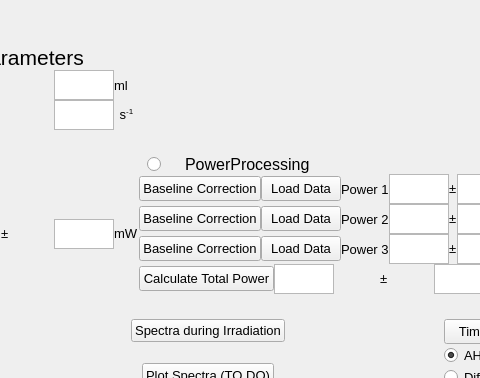
First picture: the form in qt.ui, repository CrespiLab/autoQY, before the edit; both pictures show x 911 to 1391 and y 0 to 378 of the 1500 by 772 pixel window.
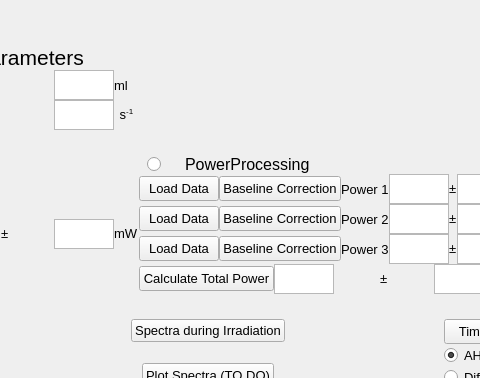
Second picture: the form after the edit.

Commit message: Fixed Power buttons activation and plot titles

```diff
--- a/qt.ui
+++ b/qt.ui
@@ -1115,24 +1115,6 @@
         <layout class="QVBoxLayout" name="verticalLayout">
          <item>
           <layout class="QHBoxLayout" name="horizontalLayout_7">
-           <item>
-            <widget class="QPushButton" name="baselineCorrectionButton">
-             <property name="maximumSize">
-              <size>
-               <width>125</width>
-               <height>25</height>
-              </size>
-             </property>
-             <property name="font">
-              <font>
-               <pointsize>10</pointsize>
-              </font>
-             </property>
-             <property name="text">
-              <string>Baseline Correction</string>
-             </property>
-            </widget>
-           </item>
            <item>
             <widget class="QPushButton" name="loadDataButton">
              <property name="maximumSize">
@@ -1151,6 +1133,24 @@
              </property>
             </widget>
            </item>
+           <item>
+            <widget class="QPushButton" name="baselineCorrectionButton">
+             <property name="maximumSize">
+              <size>
+               <width>125</width>
+               <height>25</height>
+              </size>
+             </property>
+             <property name="font">
+              <font>
+               <pointsize>10</pointsize>
+              </font>
+             </property>
+             <property name="text">
+              <string>Baseline Correction</string>
+             </property>
+            </widget>
+           </item>
            <item>
             <widget class="QLabel" name="label_Powers_1">
              <property name="sizePolicy">
@@ -1263,24 +1263,6 @@
          </item>
          <item>
           <layout class="QHBoxLayout" name="horizontalLayout_8">
-           <item>
-            <widget class="QPushButton" name="baselineCorrectionButton_2">
-             <property name="maximumSize">
-              <size>
-               <width>125</width>
-               <height>25</height>
-              </size>
-             </property>
-             <property name="font">
-              <font>
-               <pointsize>10</pointsize>
-              </font>
-             </property>
-             <property name="text">
-              <string>Baseline Correction</string>
-             </property>
-            </widget>
-           </item>
            <item>
             <widget class="QPushButton" name="loadDataButton_2">
              <property name="maximumSize">
@@ -1299,6 +1281,24 @@
              </property>
             </widget>
            </item>
+           <item>
+            <widget class="QPushButton" name="baselineCorrectionButton_2">
+             <property name="maximumSize">
+              <size>
+               <width>125</width>
+               <height>25</height>
+              </size>
+             </property>
+             <property name="font">
+              <font>
+               <pointsize>10</pointsize>
+              </font>
+             </property>
+             <property name="text">
+              <string>Baseline Correction</string>
+             </property>
+            </widget>
+           </item>
            <item>
             <widget class="QLabel" name="label_Powers_2">
              <property name="sizePolicy">
@@ -1411,24 +1411,6 @@
          </item>
          <item>
           <layout class="QHBoxLayout" name="horizontalLayout_11">
-           <item>
-            <widget class="QPushButton" name="baselineCorrectionButton_3">
-             <property name="maximumSize">
-              <size>
-               <width>125</width>
-               <height>25</height>
-              </size>
-             </property>
-             <property name="font">
-              <font>
-               <pointsize>10</pointsize>
-              </font>
-             </property>
-             <property name="text">
-              <string>Baseline Correction</string>
-             </property>
-            </widget>
-           </item>
            <item>
             <widget class="QPushButton" name="loadDataButton_3">
              <property name="maximumSize">
@@ -1447,6 +1429,24 @@
              </property>
             </widget>
            </item>
+           <item>
+            <widget class="QPushButton" name="baselineCorrectionButton_3">
+             <property name="maximumSize">
+              <size>
+               <width>125</width>
+               <height>25</height>
+              </size>
+             </property>
+             <property name="font">
+              <font>
+               <pointsize>10</pointsize>
+              </font>
+             </property>
+             <property name="text">
+              <string>Baseline Correction</string>
+             </property>
+            </widget>
+           </item>
            <item>
             <widget class="QLabel" name="label_Powers_3">
              <property name="sizePolicy">
```
Left out of the diff: 2 changed lines with no effect on the pictures. The commit also changes 5 other files.
